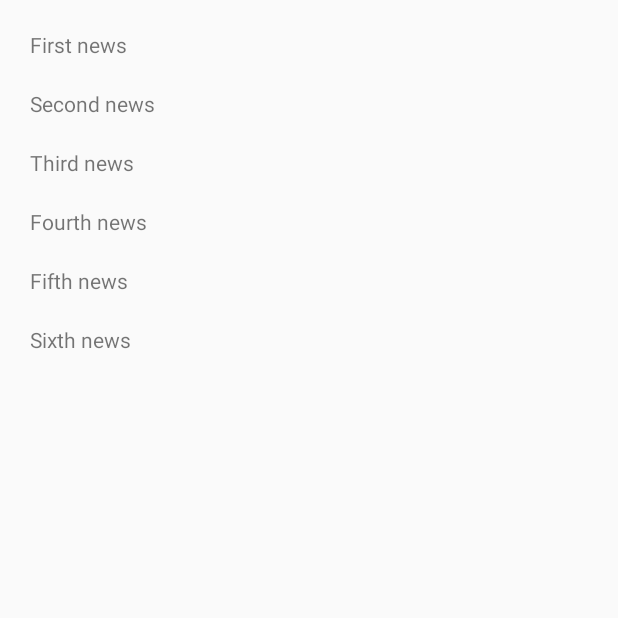
After one commit to aiger12/PinAppHomeWork, an Android app built with Jetpack Compose: the NewsActivity screen opened directly, with no data from a screen before it, on a phone screen of 412 x 824 dp, the top half of it. The commit adds this screen. Run offline under Robolectric (Android 15) with nearby library versions, the phone set to English and light mode, and no system bars.

Commit message:
News page is added

```diff
--- a/app/src/main/AndroidManifest.xml
+++ b/app/src/main/AndroidManifest.xml
@@ -26,6 +26,7 @@
         </activity>
 
         <activity android:name=".ResultActivity"/>
+        <activity android:name=".NewsActivity"/>
     </application>
 
 </manifest>
--- /dev/null
+++ b/app/src/main/java/com/example/pinapphomework/NewsActivity.kt
@@ -0,0 +1,38 @@
+package com.example.pinapphomework
+
+import android.os.Bundle
+import android.util.Log
+import androidx.appcompat.app.AppCompatActivity
+import com.example.pinapphomework.fragments.NewDetailsFragment
+import com.example.pinapphomework.fragments.NewsListFragment
+import com.example.pinapphomework.ui.theme.News
+
+class NewsActivity : AppCompatActivity(), NewsClickListener{
+
+    val TAG = "NewsActivity"
+    override fun onCreate(savedInstanceState: Bundle?) {
+        super.onCreate(savedInstanceState)
+        setContentView(R.layout.activity_news)
+        initViews()
+    }
+
+    private fun initViews(){
+        val fragment = NewsListFragment()
+        supportFragmentManager.beginTransaction()
+            .add(R.id.fl_list, fragment)
+            .commit()
+    }
+
+    override fun onNewsClick(news: News) {
+        Log.e(TAG,"News Details: $news")
+
+        val newsDetails=NewDetailsFragment.newInstance(news)
+
+        supportFragmentManager
+            .beginTransaction()
+            .replace(R.id.fl_details, newsDetails)
+            .addToBackStack(null)
+            .commit()
+    }
+
+}
--- /dev/null
+++ b/app/src/main/java/com/example/pinapphomework/NewsClickListener.kt
@@ -0,0 +1,7 @@
+package com.example.pinapphomework
+
+import com.example.pinapphomework.ui.theme.News
+
+interface NewsClickListener {
+    fun onNewsClick(news:News)
+}
--- /dev/null
+++ b/app/src/main/java/com/example/pinapphomework/fragments/NewsListFragment.kt
@@ -0,0 +1,72 @@
+package com.example.pinapphomework.fragments
+
+import android.content.Context
+import android.os.Bundle
+import android.util.Log
+import androidx.fragment.app.Fragment
+import android.view.LayoutInflater
+import android.view.View
+import android.view.ViewGroup
+import android.widget.TextView
+import com.example.pinapphomework.NewsClickListener
+import com.example.pinapphomework.R
+import com.example.pinapphomework.ui.theme.News
+
+val TAG = "NewsListFragment"
+
+class NewsListFragment : Fragment() {
+
+    private var newsClickListener: NewsClickListener?=null
+
+    override fun onAttach(context: Context) {
+        super.onAttach(context)
+        if (context is NewsClickListener) newsClickListener = context
+    }
+
+    override fun onCreateView(
+        inflater: LayoutInflater, container: ViewGroup?,
+        savedInstanceState: Bundle?,
+    ): View? {
+        return inflater.inflate(R.layout.fragment_news_list, container, false)
+    }
+
+    override fun onViewCreated(view: View, savedInstanceState: Bundle?) {
+        super.onViewCreated(view, savedInstanceState)
+        initTvViews(view)
+    }
+
+    private fun initTvViews(view: View) {
+        val tvFirstNews: TextView = view.findViewById(R.id.tv_first_news)
+        tvFirstNews.setOnClickListener { onNewsClicked(index = 1, view = it) }
+
+        val tvSecondNews: TextView = view.findViewById(R.id.tv_second_news)
+        tvSecondNews.setOnClickListener { onNewsClicked(index = 2, view = it) }
+
+        val tvThirdNews: TextView = view.findViewById(R.id.tv_third_news)
+        tvThirdNews.setOnClickListener { onNewsClicked(index = 3, view = it) }
+
+        val tvForthNews: TextView = view.findViewById(R.id.tv_fourth_news)
+        tvForthNews.setOnClickListener { onNewsClicked(index = 4, view = it) }
+
+        val tvFifthNews: TextView = view.findViewById(R.id.tv_fifth_news)
+        tvFifthNews.setOnClickListener { onNewsClicked(index = 5, view = it) }
+
+        val tvNewsOne: TextView = view.findViewById(R.id.tv_sixth_news)
+        tvNewsOne.setOnClickListener { onNewsClicked(index = 6, view = it) }
+    }
+
+    private fun onNewsClicked(index: Int, view: View) {
+        if (view !is TextView) return
+
+        val title = view.text.toString()
+
+        val news = News(
+            title = title,
+            author = "Author: $index",
+            data = "Date: $index"
+        )
+
+        Log.e(TAG, "News clicked = $news")
+        newsClickListener?.onNewsClick(news)
+    }
+}
--- /dev/null
+++ b/app/src/main/java/com/example/pinapphomework/ui/theme/News.kt
@@ -0,0 +1,5 @@
+package com.example.pinapphomework.ui.theme
+
+import java.io.Serializable
+
+data class News(val title: String, val author: String, val data: String): Serializable
--- /dev/null
+++ b/app/src/main/res/layout/activity_news.xml
@@ -0,0 +1,20 @@
+<?xml version="1.0" encoding="utf-8"?>
+<LinearLayout xmlns:android="http://schemas.android.com/apk/res/android"
+    xmlns:tools="http://schemas.android.com/tools"
+    android:layout_width="match_parent"
+    android:orientation="horizontal"
+    android:layout_height="match_parent"
+    tools:context=".NewsActivity">
+
+    <FrameLayout
+        android:id="@+id/fl_list"
+        android:layout_width="0dp"
+        android:layout_height="match_parent"
+        android:layout_weight="1"/>
+    <FrameLayout
+        android:id="@+id/fl_details"
+        android:layout_width="0dp"
+        android:layout_height="match_parent"
+        android:layout_weight="1"/>
+
+</LinearLayout>
--- /dev/null
+++ b/app/src/main/res/layout/fragment_news_list.xml
@@ -0,0 +1,53 @@
+<?xml version="1.0" encoding="utf-8"?>
+<ScrollView xmlns:android="http://schemas.android.com/apk/res/android"
+    xmlns:tools="http://schemas.android.com/tools"
+    android:layout_width="match_parent"
+    android:layout_height="match_parent"
+    tools:context=".fragments.NewsListFragment">
+
+    <LinearLayout
+        android:layout_width="match_parent"
+        android:layout_height="wrap_content"
+        android:orientation="vertical"
+        android:layout_marginStart="20dp">
+
+        <TextView
+            android:id="@+id/tv_first_news"
+            android:layout_marginTop="20dp"
+            android:layout_width="match_parent"
+            android:layout_height="match_parent"
+            android:text="@string/first_news"/>
+        <TextView
+            android:id="@+id/tv_second_news"
+            android:layout_marginTop="20dp"
+            android:layout_width="match_parent"
+            android:layout_height="match_parent"
+            android:text="@string/second_news"/>
+        <TextView
+            android:id="@+id/tv_third_news"
+            android:layout_marginTop="20dp"
+            android:layout_width="match_parent"
+            android:layout_height="match_parent"
+            android:text="@string/third_news"/>
+        <TextView
+            android:id="@+id/tv_fourth_news"
+            android:layout_marginTop="20dp"
+            android:layout_width="match_parent"
+            android:layout_height="match_parent"
+            android:text="@string/fourth_news"/>
+        <TextView
+            android:id="@+id/tv_fifth_news"
+            android:layout_marginTop="20dp"
+            android:layout_width="match_parent"
+            android:layout_height="match_parent"
+            android:text="@string/fifth_news"/>
+        <TextView
+            android:id="@+id/tv_sixth_news"
+            android:layout_marginTop="20dp"
+            android:layout_width="match_parent"
+            android:layout_height="match_parent"
+            android:text="@string/sixth_news"/>
+    </LinearLayout>
+
+
+</ScrollView>
--- a/app/src/main/res/values/strings.xml
+++ b/app/src/main/res/values/strings.xml
@@ -8,5 +8,12 @@
     <string name="send_by_email">Отправить по почте</string>
     <string name="call">Позвонить</string>
     <string name="open_cam">Запустить камеру</string>
-
+    <string name="btn_read_news">Почитать новоcти</string>
+    <string name="hello_blank_fragment">Hello blank fragment</string>
+    <string name="first_news">First news</string>
+    <string name="second_news">Second news</string>
+    <string name="third_news">Third news</string>
+    <string name="fourth_news">Fourth news</string>
+    <string name="fifth_news">Fifth news</string>
+    <string name="sixth_news">Sixth news</string>
 </resources>
```
Also changed, not shown: app/src/main/java/com/example/pinapphomework/ResultActivity.kt (+9 -0 lines), app/src/main/java/com/example/pinapphomework/fragments/NewDetailsFragment.kt (added, +54 -0 lines), app/src/main/res/layout/activity_result.xml (+8 -0 lines), app/src/main/res/layout/fragment_new_details.xml (added, +27 -0 lines).
